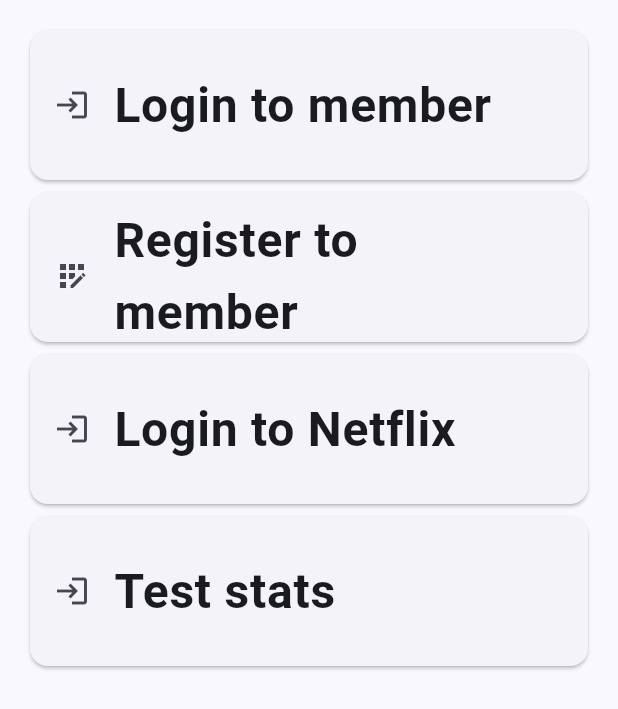
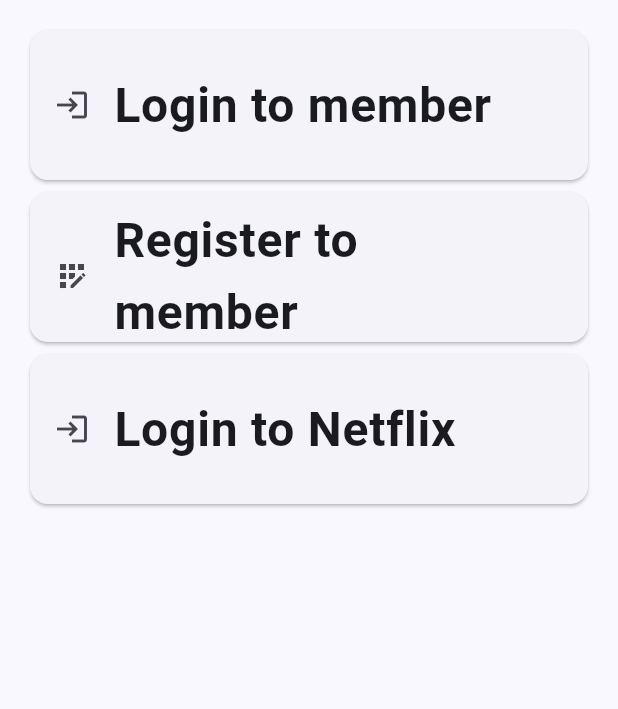
Before and after one commit to hoseCloud/sp1-frontend, a Flutter app: the ScreenSetting screen opened directly, on a phone screen of 412 x 824 dp. Shown: the top 709 px of the screen. Run offline on Flutter 3.47's test engine with Material 2 defaults, Android fonts, the light colour scheme and no system bars; our stand-ins replace loading_animation_widget, sqflite; accounts and stored records are empty.

Commit message:
Remove test code

```diff
--- a/lib/screen/setting003.dart
+++ b/lib/screen/setting003.dart
@@ -2,7 +2,6 @@
 import 'package:flutterapp/screen/login_member004.dart';
 import 'package:flutterapp/screen/register_member005.dart';
 import 'package:flutterapp/screen/login_service006.dart';
-import 'package:flutterapp/screen/test_stats.dart';
 
 // #003 ScreenSetting
 class ScreenSetting extends StatelessWidget {
@@ -20,8 +19,8 @@
               onTap: () {
                 Navigator.push(
                     context,
-                      MaterialPageRoute(builder: (context) => const ScreenLoginMember())
-                  );
+                    MaterialPageRoute(
+                        builder: (context) => const ScreenLoginMember()));
               },
               child: const SizedBox(
                 width: 300,
@@ -45,8 +44,8 @@
               onTap: () {
                 Navigator.push(
                     context,
-                      MaterialPageRoute(builder: (context) => const ScreenRegisterMember())
-                  );
+                    MaterialPageRoute(
+                        builder: (context) => const ScreenRegisterMember()));
               },
               child: const SizedBox(
                 width: 300,
@@ -70,8 +69,9 @@
               onTap: () {
                 Navigator.push(
                     context,
-                      MaterialPageRoute(builder: (context) => const ScreenLoginService(serviceName: 'netflix'))
-                  );
+                    MaterialPageRoute(
+                        builder: (context) =>
+                            const ScreenLoginService(serviceName: 'netflix')));
               },
               child: const SizedBox(
                 width: 300,
@@ -89,31 +89,6 @@
               ),
             ),
           ),
-            Card(
-              child: InkWell(
-                splashColor: Colors.blue.withAlpha(30),
-                onTap: () {
-                  Navigator.push(
-                      context,
-                      MaterialPageRoute(builder: (context) => const StatsTest())
-                  );
-                },
-                child: const SizedBox(
-                  width: 300,
-                  height: 100,
-                  child: Center(
-                    child: ListTile(
-                      leading: Icon(Icons.login),
-                      title: Text(
-                        'Test stats',
-                        style: TextStyle(fontWeight: FontWeight.bold),
-                        textScaleFactor: 2.0,
-                      ),
-                    ),
-                  ),
-                ),
-              ),
-            ),
         ],
       ),
     );
```
Also changed, not shown: lib/screen/test_stats.dart (deleted, +0 -43 lines). Lines whose indentation alone changed are shown as unchanged.
